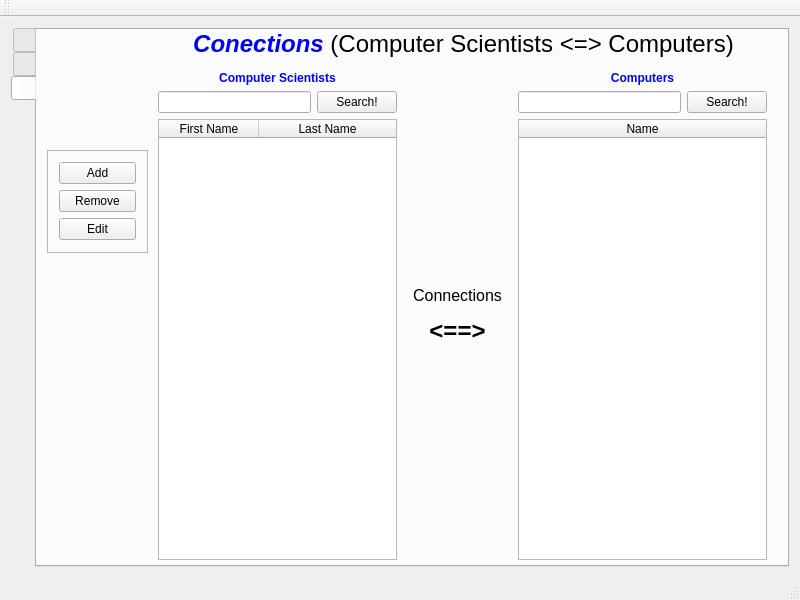
First picture: the form in ui/computerscientists.ui, repository VLN-H7/Skil3, before the edit.
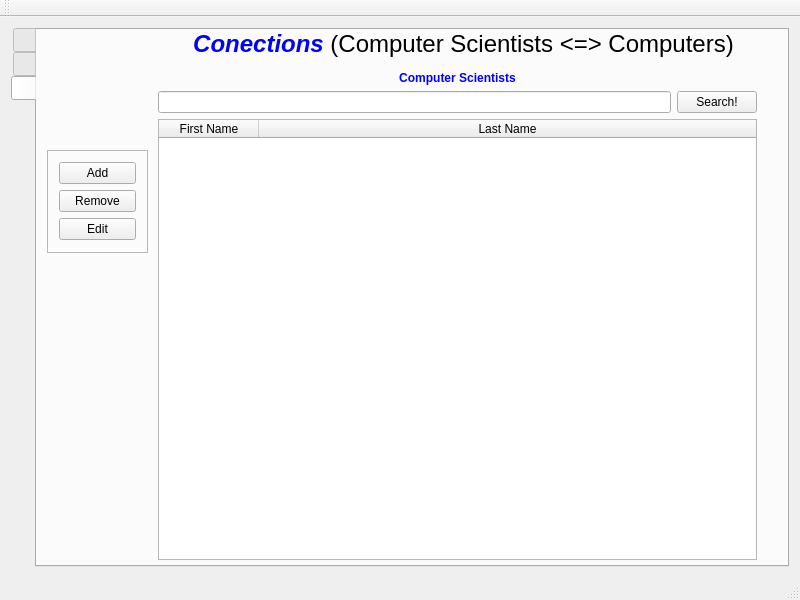
Second picture: the form after the edit. Icons and pictures are not drawn.

Commit message: Added messagebox to remove "Are you sure?"

```diff
--- a/ui/computerscientists.ui
+++ b/ui/computerscientists.ui
@@ -435,60 +435,13 @@
        <widget class="QWidget" name="widget_4" native="true">
         <property name="geometry">
          <rect>
-          <x>470</x>
+          <x>440</x>
           <y>30</y>
-          <width>271</width>
+          <width>301</width>
           <height>511</height>
          </rect>
         </property>
-        <layout class="QVBoxLayout" name="verticalLayout_8">
-         <item>
-          <widget class="QLabel" name="label_12">
-           <property name="text">
-            <string>&lt;html&gt;&lt;head/&gt;&lt;body&gt;&lt;p align=&quot;center&quot;&gt;&lt;span style=&quot; font-weight:600; color:#0000ff;&quot;&gt;Computers&lt;/span&gt;&lt;/p&gt;&lt;/body&gt;&lt;/html&gt;</string>
-           </property>
-          </widget>
-         </item>
-         <item>
-          <layout class="QHBoxLayout" name="horizontalLayout_7">
-           <item>
-            <widget class="QLineEdit" name="editSearchComputerConnection"/>
-           </item>
-           <item>
-            <widget class="QPushButton" name="btnSearchComputerConnection">
-             <property name="text">
-              <string>Search!</string>
-             </property>
-            </widget>
-           </item>
-          </layout>
-         </item>
-         <item>
-          <layout class="QHBoxLayout" name="horizontalLayout_8">
-           <item>
-            <widget class="QTableWidget" name="tableComputerConnections">
-             <property name="editTriggers">
-              <set>QAbstractItemView::NoEditTriggers</set>
-             </property>
-             <property name="selectionBehavior">
-              <enum>QAbstractItemView::SelectRows</enum>
-             </property>
-             <attribute name="horizontalHeaderHighlightSections">
-              <bool>true</bool>
-             </attribute>
-             <attribute name="horizontalHeaderStretchLastSection">
-              <bool>true</bool>
-             </attribute>
-             <column>
-              <property name="text">
-               <string>Name</string>
-              </property>
-             </column>
-            </widget>
-           </item>
-          </layout>
-         </item>
-        </layout>
+        <layout class="QVBoxLayout" name="verticalLayout_8"/>
        </widget>
        <widget class="QLabel" name="picture_computers_2">
         <property name="geometry">
@@ -574,7 +527,7 @@
          <rect>
           <x>110</x>
           <y>30</y>
-          <width>261</width>
+          <width>621</width>
           <height>511</height>
          </rect>
         </property>
@@ -623,11 +576,17 @@
               <property name="text">
                <string>First Name</string>
               </property>
+              <property name="textAlignment">
+               <set>AlignHCenter|AlignVCenter|AlignCenter</set>
+              </property>
              </column>
              <column>
               <property name="text">
                <string>Last Name</string>
               </property>
+              <property name="textAlignment">
+               <set>AlignHCenter|AlignVCenter|AlignCenter</set>
+              </property>
              </column>
             </widget>
            </item>
@@ -635,19 +594,12 @@
          </item>
         </layout>
        </widget>
-       <widget class="QLabel" name="label_3">
-        <property name="geometry">
-         <rect>
-          <x>370</x>
-          <y>30</y>
-          <width>101</width>
-          <height>511</height>
-         </rect>
-        </property>
-        <property name="text">
-         <string>&lt;html&gt;&lt;head/&gt;&lt;body&gt;&lt;p align=&quot;center&quot;&gt;&lt;span style=&quot; font-size:12pt;&quot;&gt;Connections&lt;/span&gt;&lt;/p&gt;&lt;p align=&quot;center&quot;&gt;&lt;span style=&quot; font-size:18pt; font-weight:600;&quot;&gt;&amp;lt;==&amp;gt;&lt;/span&gt;&lt;/p&gt;&lt;/body&gt;&lt;/html&gt;</string>
-        </property>
-       </widget>
+       <zorder>widget_4</zorder>
+       <zorder>picture_computers_2</zorder>
+       <zorder>frame_4</zorder>
+       <zorder>label_9</zorder>
+       <zorder>widget_5</zorder>
+       <zorder>tableScientistConnections</zorder>
       </widget>
      </widget>
     </item>
```
The commit also changes 2 other files.
